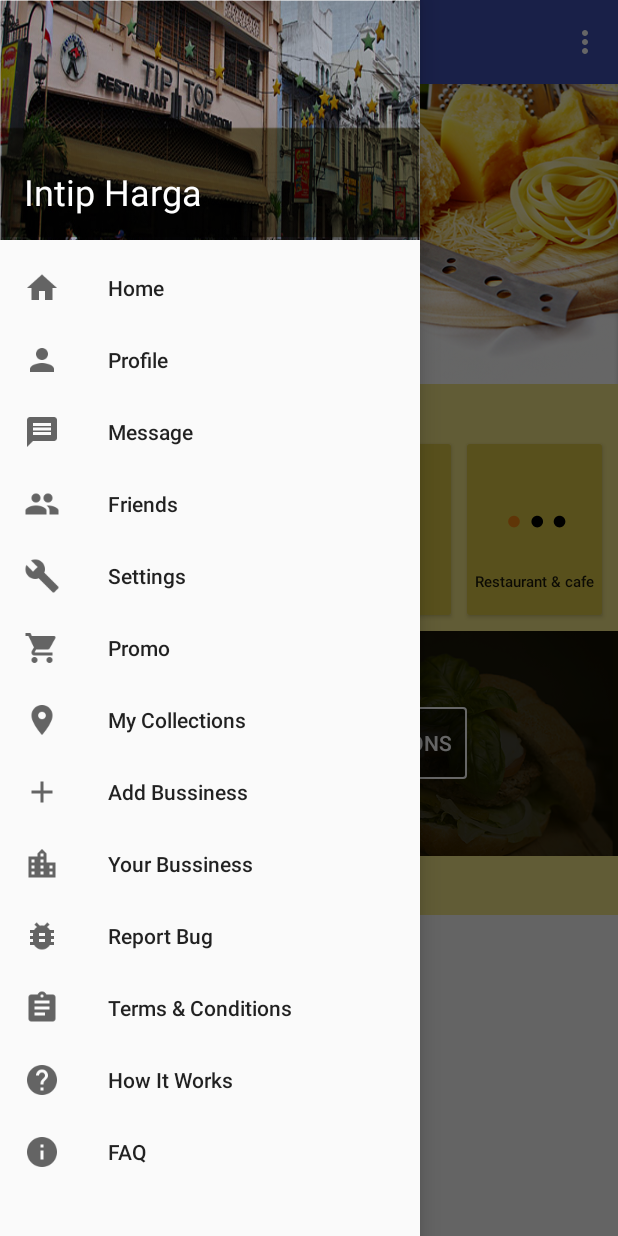
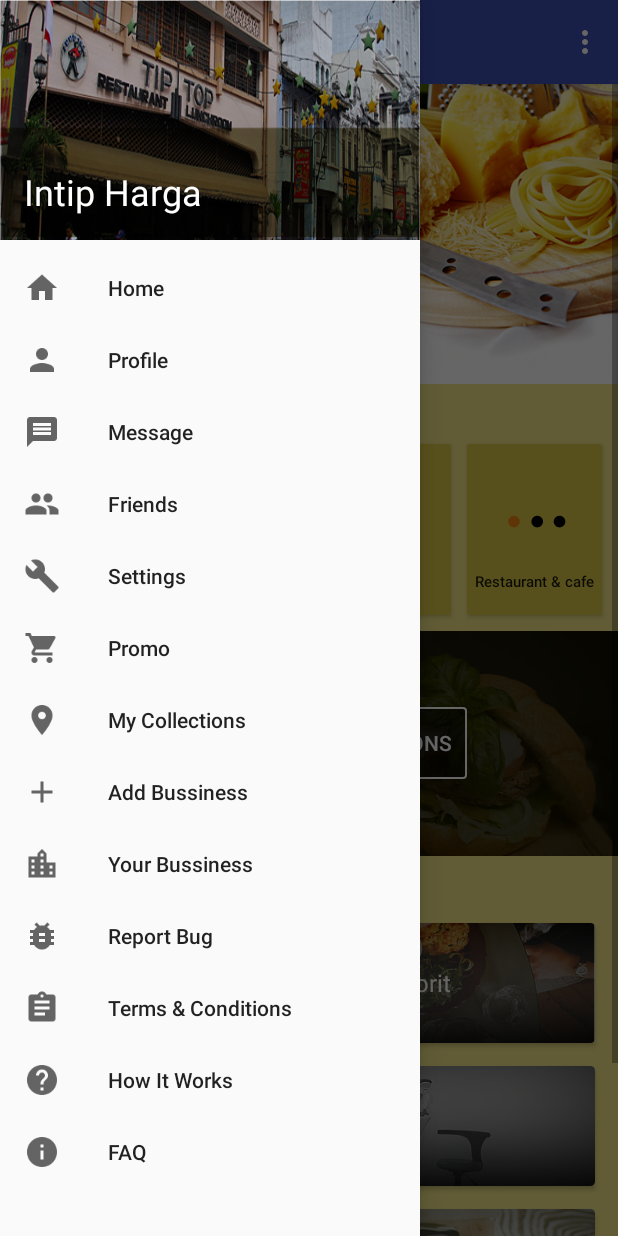
Before and after one commit to GilangJulianS/Intip-Harga, an Android app: the screen it shows after launch (MainActivity), with the side drawer open, on a phone screen of 412 x 824 dp. Run offline under Robolectric (Android 15) with nearby library versions, the phone set to English and light mode, and no system bars; libraries missing offline, so code that uses them is left out: com.viewpagerindicator; plain views replace CirclePageIndicator; 2 statements that could not run were skipped.

Commit message:
Finished home page

```diff
--- a/app/build.gradle
+++ b/app/build.gradle
@@ -26,4 +26,8 @@ dependencies {
     compile 'com.android.support:design:23.1.1'
     compile 'fr.avianey.com.viewpagerindicator:library:2.4.1@aar'
     compile 'de.hdodenhof:circleimageview:2.0.0'
+    compile 'com.android.support:cardview-v7:23.1.0'
+    compile 'com.android.support:percent:23.1.0'
+    compile 'com.android.support:palette-v7:23.1.0'
+    compile 'jp.wasabeef:recyclerview-animators:2.0.0'
 }
--- a/app/src/main/java/com/intipharga/fragment/HomeFragment.java
+++ b/app/src/main/java/com/intipharga/fragment/HomeFragment.java
@@ -5,17 +5,25 @@ import android.os.Bundle;
 import android.support.v4.app.Fragment;
 import android.support.v4.view.ViewPager;
 import android.support.v7.app.AppCompatActivity;
+import android.support.v7.widget.LinearLayoutManager;
+import android.support.v7.widget.RecyclerView;
 import android.view.LayoutInflater;
 import android.view.View;
 import android.view.ViewGroup;
-import android.view.ViewTreeObserver;
 import android.widget.Button;
-import android.widget.LinearLayout;
+import android.widget.ImageView;
+import android.widget.TextView;
 
+import com.gilang.recyclerviewframework.DataModel;
+import com.gilang.recyclerviewframework.RecyclerAdapter;
 import com.intipharga.activity.R;
 import com.intipharga.custom.HomePagerAdapter;
+import com.intipharga.model.CollectionItem;
 import com.intipharga.model.HomePagerItem;
 import com.viewpagerindicator.CirclePageIndicator;
+
+import java.util.ArrayList;
+import java.util.List;
 
 /**
  * Created by macair on 2/6/16.
@@ -24,15 +32,18 @@ public class HomeFragment extends Fragment {
 
     private AppCompatActivity activity;
     private ViewPager pager;
-    private HomePagerAdapter adapter;
+    private HomePagerAdapter pagerAdapter;
     private CirclePageIndicator indicator;
     private Button btnQuickSearch1, btnQuickSearch2, btnQuickSearch3, btnQuickSearch4;
+    private ViewGroup collectionsContainer;
+    private List<CollectionItem> collections;
 
     public HomeFragment(){}
 
     public static HomeFragment newInstance(AppCompatActivity activity){
         HomeFragment fragment = new HomeFragment();
         fragment.activity = activity;
+        fragment.collections = new ArrayList<>();
         return fragment;
     }
 
@@ -53,27 +64,51 @@ public class HomeFragment extends Fragment {
         btnQuickSearch2 = (Button) v.findViewById(R.id.btn_quick_search_2);
         btnQuickSearch3 = (Button) v.findViewById(R.id.btn_quick_search_3);
         btnQuickSearch4 = (Button) v.findViewById(R.id.btn_quick_search_4);
+        collectionsContainer = (ViewGroup) v.findViewById(R.id.collections_container);
     }
 
     public void setupView(View v){
         setupViewPager();
+        setupCollections();
     }
 
     public void setupViewPager(){
-        adapter = new HomePagerAdapter(activity);
+        pagerAdapter = new HomePagerAdapter(activity);
 
-        addDummyData();
+        addDummyPager();
 
-        pager.setAdapter(adapter);
+        pager.setAdapter(pagerAdapter);
         indicator.setViewPager(pager);
         pager.invalidate();
     }
 
-    public void addDummyData(){
-        adapter.add(new HomePagerItem("", "", "Kursus Masak1?", "Lihat jadwal yang sesuai1", "Klik di sini1"));
-        adapter.add(new HomePagerItem("", "", "Kursus Masak2?", "Lihat jadwal yang sesuai2", "Klik di sini2"));
-        adapter.add(new HomePagerItem("", "", "Kursus Masak3?", "Lihat jadwal yang sesuai3", "Klik di sini3"));
-        adapter.add(new HomePagerItem("", "", "Kursus Masak4?", "Lihat jadwal yang sesuai4", "Klik di sini4"));
+    public void setupCollections(){
+        addDummyCollections();
+        LayoutInflater inflater = activity.getLayoutInflater();
+        for(CollectionItem item : collections){
+            View v = inflater.inflate(R.layout.card_collection_item, collectionsContainer, false);
+            ImageView img = (ImageView) v.findViewById(R.id.img);
+            TextView txtPrimary = (TextView) v.findViewById(R.id.txt_primary);
+            TextView txtSecondary = (TextView) v.findViewById(R.id.txt_secondary);
+
+            img.setImageResource(item.imgRes);
+            txtPrimary.setText(item.txtPrimary);
+            txtSecondary.setText(item.jumlah + " Tempat");
+            collectionsContainer.addView(v);
+        }
+    }
+
+    public void addDummyPager(){
+        pagerAdapter.add(new HomePagerItem("", "", "Kursus Masak1?", "Lihat jadwal yang sesuai1", "Klik di sini1"));
+        pagerAdapter.add(new HomePagerItem("", "", "Kursus Masak2?", "Lihat jadwal yang sesuai2", "Klik di sini2"));
+        pagerAdapter.add(new HomePagerItem("", "", "Kursus Masak3?", "Lihat jadwal yang sesuai3", "Klik di sini3"));
+        pagerAdapter.add(new HomePagerItem("", "", "Kursus Masak4?", "Lihat jadwal yang sesuai4", "Klik di sini4"));
+    }
+
+    public void addDummyCollections(){
+        collections.add(new CollectionItem(R.drawable.tempat_nongkrong, "Tempat Nongkrong Favorit", 12));
+        collections.add(new CollectionItem(R.drawable.klinik_gigi, "Klinik Gigi", 1));
+        collections.add(new CollectionItem(R.drawable.spa_murah, "Spa Murah", 5));
     }
 
     @Override
--- /dev/null
+++ b/app/src/main/java/com/intipharga/model/CollectionItem.java
@@ -0,0 +1,36 @@
+package com.intipharga.model;
+
+import android.app.Activity;
+import android.view.View;
+
+import com.gilang.recyclerviewframework.DataModel;
+import com.gilang.recyclerviewframework.RecyclerAdapter;
+import com.gilang.recyclerviewframework.RecyclerHolder;
+import com.intipharga.activity.R;
+import com.intipharga.holder.CollectionItemHolder;
+
+/**
+ * Created by macair on 2/7/16.
+ */
+public class CollectionItem extends DataModel {
+
+    public int imgRes;
+    public String txtPrimary;
+    public int jumlah;
+
+    public CollectionItem(int imgRes, String txtPrimary, int jumlah){
+        this.imgRes = imgRes;
+        this.txtPrimary = txtPrimary;
+        this.jumlah = jumlah;
+    }
+
+    @Override
+    public int getViewResId() {
+        return R.layout.card_collection_item;
+    }
+
+    @Override
+    public RecyclerHolder createViewHolder(View v, Activity activity, RecyclerAdapter adapter) {
+        return new CollectionItemHolder(v, activity, adapter);
+    }
+}
--- a/app/src/main/res/layout/fragment_home.xml
+++ b/app/src/main/res/layout/fragment_home.xml
@@ -150,15 +150,24 @@
                 android:layout_marginLeft="10dp"
                 android:text="Browse Collection"/>
 
-            <android.support.v7.widget.RecyclerView
-                android:id="@+id/recycler_view"
+            <LinearLayout
+                android:id="@+id/collections_container"
                 android:layout_width="match_parent"
                 android:layout_height="wrap_content"
-                android:background="#F4E787"
-                android:layout_marginTop="10dp">
+                android:layout_marginTop="10dp"
+                android:layout_marginLeft="10dp"
+                android:layout_marginRight="10dp"
+                android:orientation="vertical"/>
 
-
-            </android.support.v7.widget.RecyclerView>
+            <Button
+                android:layout_width="match_parent"
+                android:layout_height="wrap_content"
+                android:layout_marginTop="5dp"
+                android:layout_marginLeft="15dp"
+                android:layout_marginRight="15dp"
+                android:layout_marginBottom="10dp"
+                android:background="@drawable/btn_orange"
+                android:text="Browse All Collections"/>
 
         </LinearLayout>
 
```
Also changed, not shown: app/src/main/java/com/intipharga/holder/CollectionItemHolder.java (added, +37 -0 lines), app/src/main/res/layout/card_collection_item.xml (added, +56 -0 lines).
